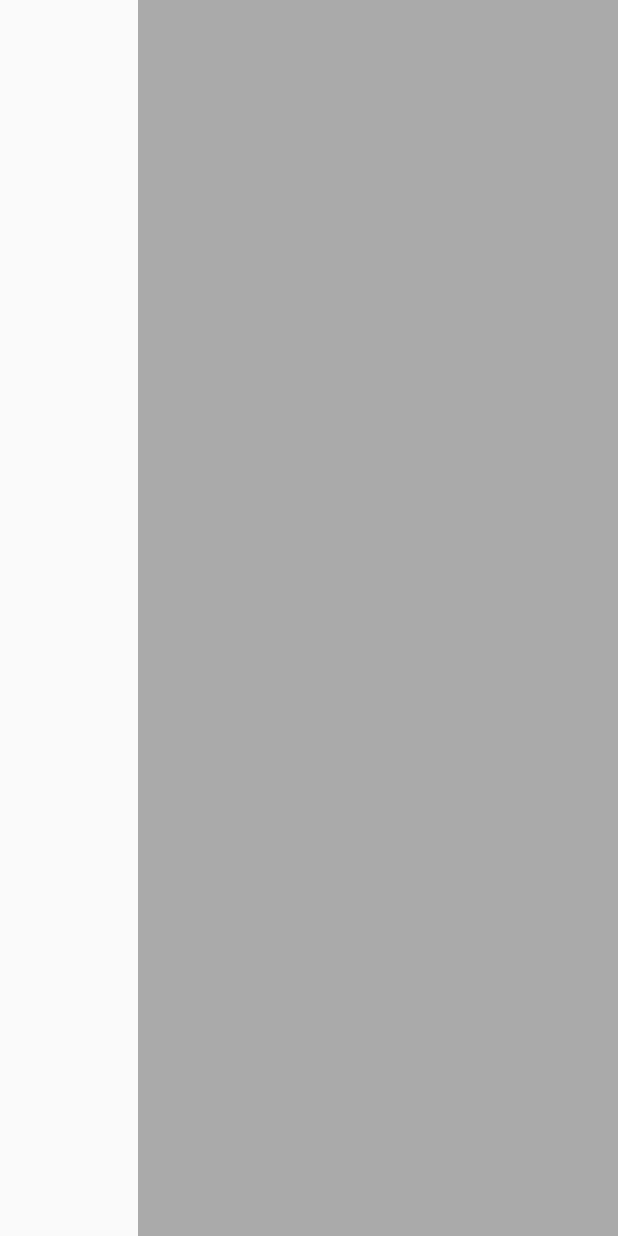
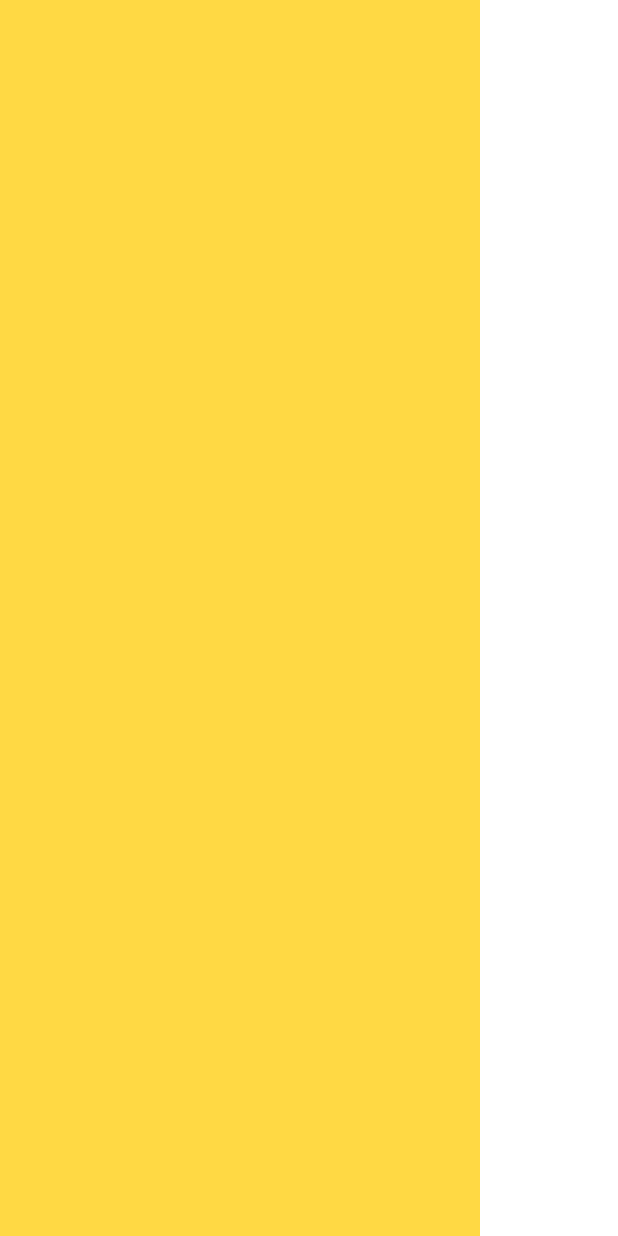
Before and after one commit to AsciiHuang/TWWeather_Android, an Android app: the layout layout_drawer.xml on its own in the app's theme, with its tools: preview values and no code run, on a phone screen of 412 x 824 dp. Run offline under Robolectric (Android 15) with nearby library versions, the phone set to English and light mode, and no system bars.

Commit message:
add material design drawer layout

```diff
--- a/mobile/build.gradle
+++ b/mobile/build.gradle
@@ -3,7 +3,6 @@ apply plugin: 'com.android.application'
 android {
     compileSdkVersion 23
     buildToolsVersion "23.0.2"
-
     defaultConfig {
         applicationId "com.ascii.twweather"
         minSdkVersion 14
@@ -17,6 +16,8 @@ android {
             proguardFiles getDefaultProguardFile('proguard-android.txt'), 'proguard-rules.pro'
         }
     }
+    productFlavors {
+    }
 }
 
 dependencies {
--- /dev/null
+++ b/mobile/src/main/res/drawable/selector_btn_actionbar_search.xml
@@ -0,0 +1,5 @@
+<?xml version="1.0" encoding="utf-8"?>
+<selector xmlns:android="http://schemas.android.com/apk/res/android">
+	<item android:state_pressed="true" android:drawable="@drawable/ic_actionbar_search_pressed"/>
+	<item android:state_pressed="false" android:drawable="@drawable/ic_actionbar_search_normal"/>
+</selector>
--- a/mobile/src/main/res/layout/layout_drawer.xml
+++ b/mobile/src/main/res/layout/layout_drawer.xml
@@ -1,9 +1,11 @@
 <?xml version="1.0" encoding="utf-8"?>
-<LinearLayout xmlns:android="http://schemas.android.com/apk/res/android"
-			  android:id="@+id/navigation_drawer"
-			  android:orientation="vertical"
-			  android:layout_width="@dimen/drawer_width"
-			  android:layout_height="match_parent"
-			  android:background="@android:color/darker_gray"
-			  android:layout_gravity="right">
+<LinearLayout
+	xmlns:android="http://schemas.android.com/apk/res/android"
+	android:id="@+id/navigation_drawer"
+	android:orientation="vertical"
+	android:layout_width="@dimen/drawer_width"
+	android:layout_height="match_parent"
+	android:background="@color/translucent_color_accent"
+	android:layout_gravity="start"
+	android:fitsSystemWindows="true">
 </LinearLayout>
--- /dev/null
+++ b/mobile/src/main/res/values/colors.xml
@@ -0,0 +1,12 @@
+<?xml version="1.0" encoding="utf-8"?>
+<resources>
+	<color name="primary">#FFFFCC00</color>
+	<color name="primary_dark">#524700</color>
+	<color name="text_primary">#333333</color>
+	<color name="text_secondary">#333333</color>
+	<color name="windows_background">#FFFFFF</color>
+	<color name="control_highlight">#55727272</color>
+	<color name="color_accent">#55727272</color>
+	<color name="translucent_color_accent">#BBFFCC00</color>
+	<color name="dark_gray">#FF333333</color>
+</resources>
--- a/mobile/src/main/res/values/strings.xml
+++ b/mobile/src/main/res/values/strings.xml
@@ -5,4 +5,5 @@
 	<string name="action_settings">Settings</string>
 	<string name="navigation_drawer_open">Open Drawer</string>
 	<string name="navigation_drawer_close">Close Drawer</string>
+	<string name="search">search</string>
 </resources>
--- a/mobile/src/main/res/values/styles.xml
+++ b/mobile/src/main/res/values/styles.xml
@@ -1,8 +1,27 @@
-<resources>
+<resources
+	xmlns:android="http://schemas.android.com/apk/res/android"
+	xmlns:tools="http://schemas.android.com/tools">
 
-	<!-- Base application theme. -->
-	<style name="AppTheme" parent="Theme.AppCompat.Light.DarkActionBar">
-		<!-- Customize your theme here. -->
+	<!-- 將 Parent 由 DarkActionBar 換成 NoActionBar -->
+	<style name="AppTheme" parent="Theme.AppCompat.NoActionBar">
+		<!-- Action Bar 會吃這個顏色 -->
+		<item name="android:colorPrimary" tools:targetApi="21">@color/primary</item>
+		<!-- status bar 會吃這個顏色 -->
+		<item name="android:colorPrimaryDark" tools:targetApi="21">@color/primary_dark</item>
+		<!-- Toolbar title 會吃這個顏色 -->
+		<item name="android:textColorPrimary" tools:targetApi="21">@color/text_primary</item>
+		<!-- Toolbar title Home button 會吃這個顏色 -->
+		<item name="android:textColorSecondary">@color/text_secondary</item>
+		<!-- 特定 UI 元件，例如 checkbox 會吃這個顏色 -->
+		<item name="android:colorAccent" tools:targetApi="21">@color/color_accent</item>
+		<!-- 設定畫面的背景色 -->
+		<item name="android:windowBackground">@android:color/white</item>
+		<!-- 在 KitKat 以上支援將 status bar 設為半透明 -->
+		<item name="android:windowTranslucentStatus" tools:targetApi="19">true</item>
+
+		<!-- 如果無法使用 NoActionBar 系列的 Base Theme 可以加入這兩行移除 ActionBar -->
+		<!--<item name="windowActionBar">false</item>-->
+		<!--<item name="windowNoTitle">true</item>-->
 	</style>
 
 </resources>
```
Also changed, not shown: mobile/src/main/java/com/ascii/twweather/MainActivity.java (+36 -1 lines), mobile/src/main/java/com/ascii/twweather/NavigationDrawerFragment.java (deleted, +0 -104 lines), mobile/src/main/res/layout/activity_main.xml (+10 -2 lines), mobile/src/main/res/layout/layout_toolbar.xml (added, +9 -0 lines), mobile/src/main/res/menu/menu_main.xml (+12 -4 lines), mobile/src/main/res/drawable/ic_actionbar_search_normal.png (added), mobile/src/main/res/drawable/ic_actionbar_search_pressed.png (added).
